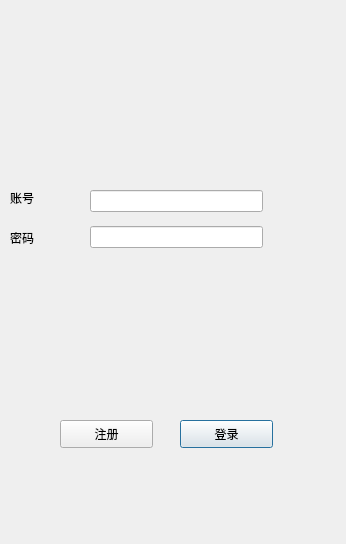
Qt form client/login.ui (Zero-GGZ/MyChat) before a commit.
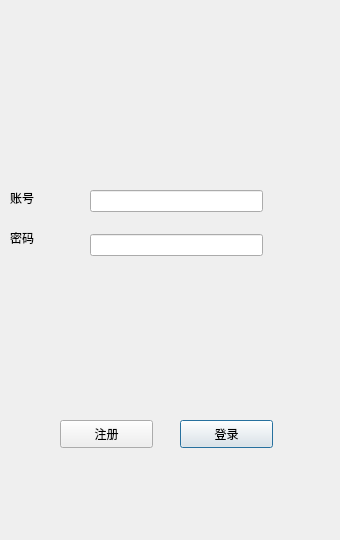
The same form after that commit.

Diff of the .ui file:
```diff
--- a/client/login.ui
+++ b/client/login.ui
@@ -6,10 +6,22 @@
    <rect>
     <x>0</x>
     <y>0</y>
-    <width>346</width>
-    <height>544</height>
+    <width>340</width>
+    <height>540</height>
    </rect>
   </property>
+  <property name="minimumSize">
+   <size>
+    <width>340</width>
+    <height>540</height>
+   </size>
+  </property>
+  <property name="maximumSize">
+   <size>
+    <width>340</width>
+    <height>540</height>
+   </size>
+  </property>
   <property name="windowTitle">
    <string>Dialog</string>
   </property>
@@ -58,7 +70,7 @@
      <x>90</x>
      <y>190</y>
      <width>173</width>
-     <height>58</height>
+     <height>66</height>
     </rect>
    </property>
    <layout class="QVBoxLayout" name="verticalLayout">
```
